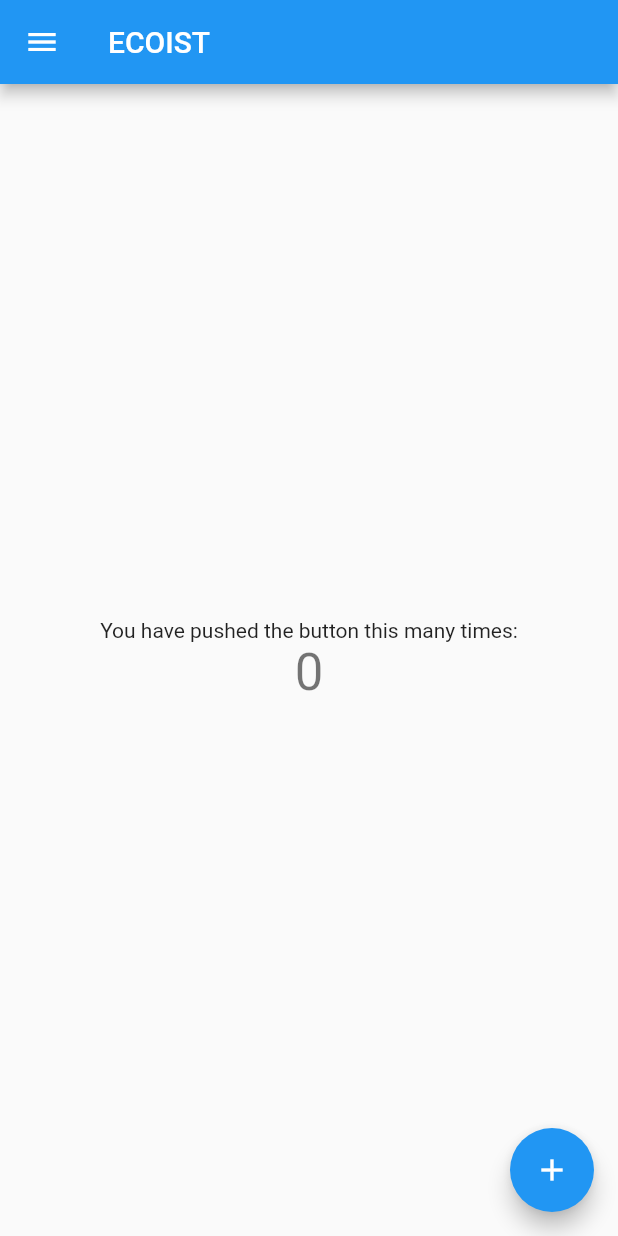
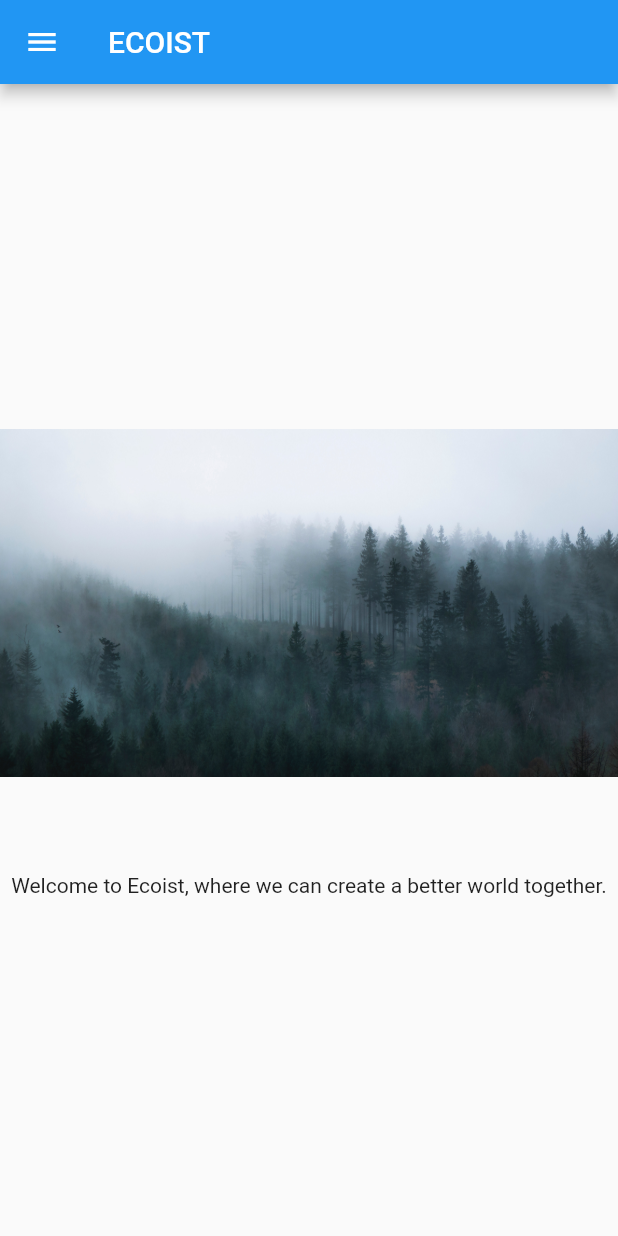
Before and after one commit to bryan273/Ecoist-App, a Flutter app: the screen it shows after launch, on a phone screen of 412 x 824 dp. Run offline on Flutter 3.47's test engine with Material 2 defaults, Android fonts, the phone set to English and light mode, and no system bars; our stand-ins replace syncfusion_flutter_charts; missing offline and left inert: dart:html, dart:js_util, pbp_django_auth.

Commit message:
main page added image (edit pubspec.yaml and add assets)

```diff
--- a/lib/main.dart
+++ b/lib/main.dart
@@ -83,53 +83,38 @@ class _MyHomePageState extends State<MyHomePage> {
     // than having to individually change instances of widgets.
     return Scaffold(
       appBar: AppBar(
-        // Here we take the value from the MyHomePage object that was created by
-        // the App.build method, and use it to set our appbar title.
         title: const Text("ECOIST"),
       ),
       drawer:
-      const DrawerUser(),
-      // (widget.title == "-") || (widget.title == "ECOIST")
-      // ? const DrawerUnlogin()
-      // : widget.title == "Admin"
-      //     ? const DrawerAdmin()
-      //     : const DrawerUser(),
+      //const DrawerUser(),
+        (widget.title == "-") || (widget.title == "ECOIST")
+        ? const DrawerUnlogin()
+        : widget.title == "Admin"
+          ? const DrawerAdmin()
+          : const DrawerUser(),
 
       body: Center(
-        // Center is a layout widget. It takes a single child and positions it
-        // in the middle of the parent.
         child: Column(
-          // Column is also a layout widget. It takes a list of children and
-          // arranges them vertically. By default, it sizes itself to fit its
-          // children horizontally, and tries to be as tall as its parent.
-          //
-          // Invoke "debug painting" (press "p" in the console, choose the
-          // "Toggle Debug Paint" action from the Flutter Inspector in Android
-          // Studio, or the "Toggle Debug Paint" command in Visual Studio Code)
-          // to see the wireframe for each widget.
-          //
-          // Column has various properties to control how it sizes itself and
-          // how it positions its children. Here we use mainAxisAlignment to
-          // center the children vertically; the main axis here is the vertical
-          // axis because Columns are vertical (the cross axis would be
-          // horizontal).
           mainAxisAlignment: MainAxisAlignment.center,
           children: <Widget>[
+            Image.asset(
+              'assets/images/forest.jpg',
+              height: 300,
+              fit: BoxFit.fitWidth,
+            ),
+            const SizedBox(
+              height: 30,
+            ),
             const Text(
-              'You have pushed the button this many times:',
+              'Welcome to Ecoist, where we can create a better world together.',
             ),
-            Text(
-              '$_counter',
-              style: Theme.of(context).textTheme.headline4,
+            const SizedBox(
+              height: 30,
             ),
           ],
         ),
       ),
-      floatingActionButton: FloatingActionButton(
-        onPressed: _incrementCounter,
-        tooltip: 'Increment',
-        child: const Icon(Icons.add),
-      ), // This trailing comma makes auto-formatting nicer for build methods.
+       // This trailing comma makes auto-formatting nicer for build methods.
     );
   }
 }
--- a/pubspec.yaml
+++ b/pubspec.yaml
@@ -93,3 +93,9 @@ flutter:
   #
   # For details regarding fonts from package dependencies,
   # see https://flutter.dev/custom-fonts/#from-packages
+
+  # The following line ensures that the Material Icons font is
+  # included with your application, so that you can use the icons in
+  # the material Icons class.
+  assets:
+    - assets/images/forest.jpg
```
Also changed, not shown: assets/images/forest.jpg (added).
